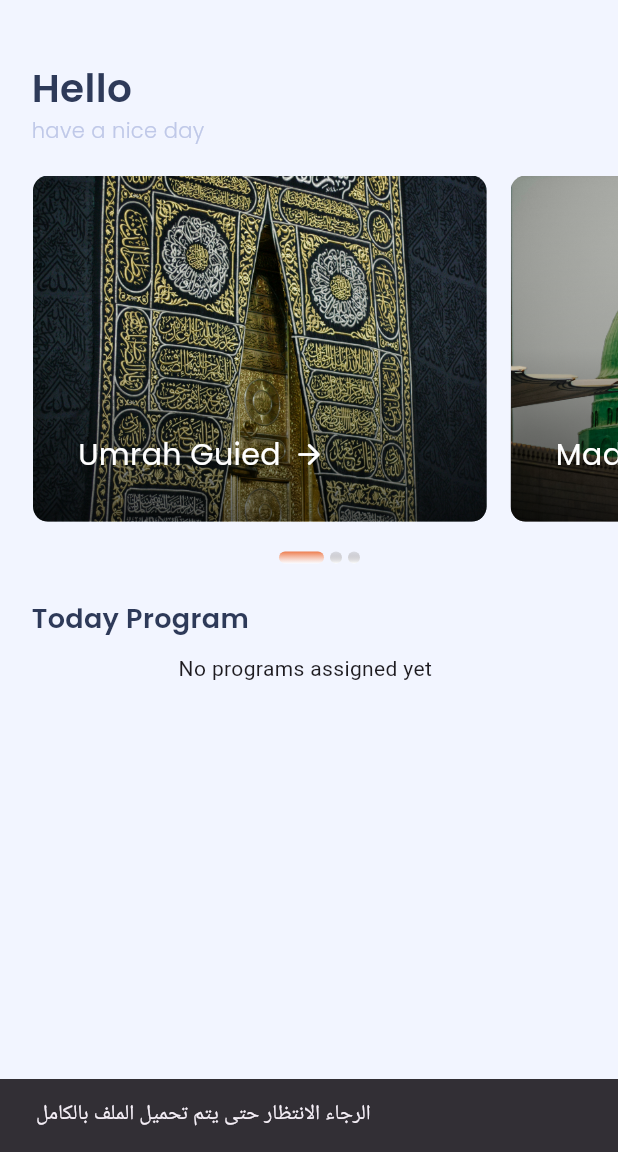
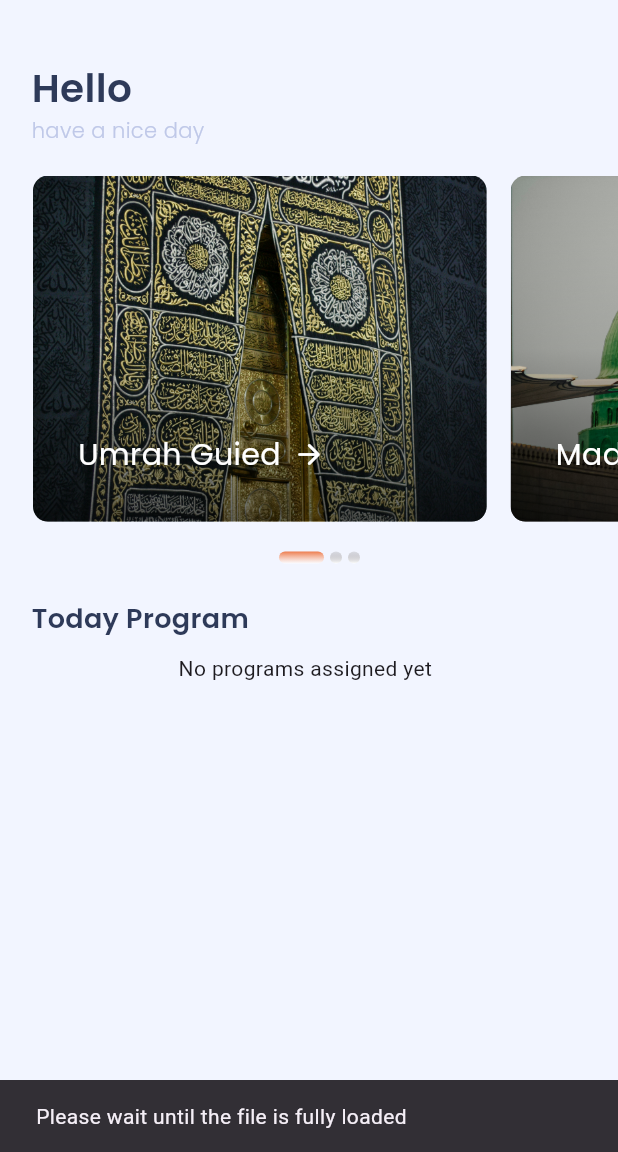
Before and after one commit to AbdulwahabJ/SIT-Mobile-App, a Flutter app: the HomeScreen screen opened by its route, after a tap on "Umrah Guied", on a phone screen of 412 x 824 dp, the part 84-1236 px from its top. Run offline on Flutter 3.47's test engine with Material 3 defaults, Android fonts, the phone set to English and light mode, and no system bars; drawn by our look-alikes of carousel_slider; our stand-ins replace bloc, cached_network_image, device_preview, dio, equatable, firebase_core and 9 more; missing offline and left inert: phone_input, syncfusion_flutter_pdfviewer; accounts and stored records are empty; network calls fail.

Commit message:
add guide dwonloaded translation

```diff
--- a/lib/features/customer_app/data/presentation/widgets/HomeScreenWidgets/list_view_guide_item.dart
+++ b/lib/features/customer_app/data/presentation/widgets/HomeScreenWidgets/list_view_guide_item.dart
@@ -18,8 +18,8 @@ class ListViewGuideItem extends StatelessWidget {
 
         if (pdfPath == null || pdfPath.isEmpty) {
           ScaffoldMessenger.of(context).showSnackBar(
-            const SnackBar(
-              content: Text('الرجاء الانتظار حتى يتم تحميل الملف بالكامل'),
+            SnackBar(
+              content: Text(S.of(context).guideDownloaded),
               duration: Duration(seconds: 2),
             ),
           );
--- a/lib/l10n/intl_ar.arb
+++ b/lib/l10n/intl_ar.arb
@@ -135,7 +135,7 @@
 "dialogYesButton":"نعم",
 "dialogCancelButton":"الغاء",
 
-"dialogDeleteQuestionStaff":"هل متأكد من حذف الموظف؟"
+"dialogDeleteQuestionStaff":"هل متأكد من حذف الموظف؟",
 
-
+"guideDownloaded":"الرجاء الانتظار حتى يتم تحميل الملف بالكامل"
 }
--- a/lib/l10n/intl_en.arb
+++ b/lib/l10n/intl_en.arb
@@ -139,9 +139,9 @@
 "dialogYesButton":"yes",
 "dialogCancelButton":"cancel",
 
-"dialogDeleteQuestionStaff":"Are you sure you want to remove this employee?"
+"dialogDeleteQuestionStaff":"Are you sure you want to remove this employee?",
 
-
+"guideDownloaded":"Please wait until the file is fully loaded"
 
 
 
```
Also changed, not shown: lib/generated/intl/messages_ar.dart, lib/generated/intl/messages_en.dart, lib/generated/l10n.dart.
